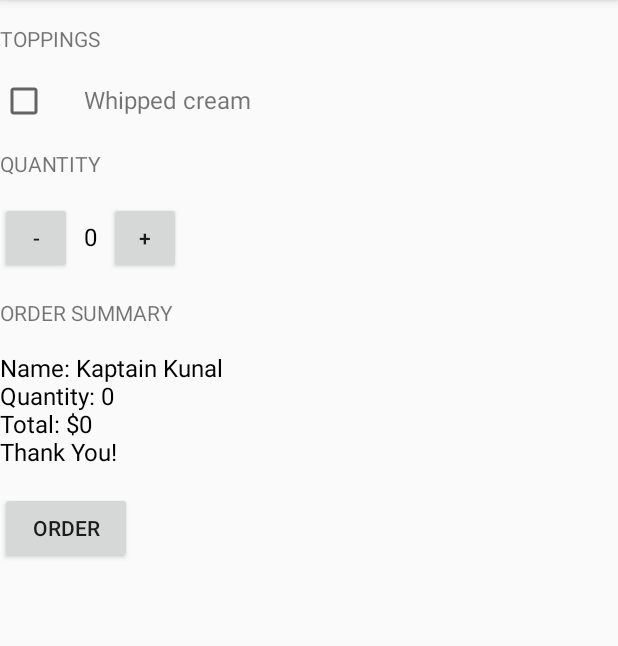
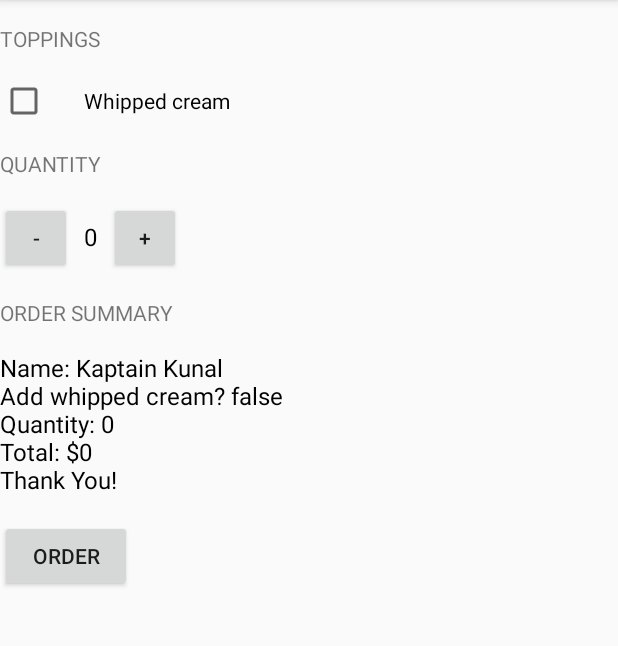
Before and after one commit to robithc/JustJava, an Android app: the screen it shows after launch (MainActivity), after a tap on "ORDER", on a phone screen of 412 x 824 dp, the part 84-730 px from its top. Run offline under Robolectric (Android 15) with nearby library versions, the phone set to English and light mode, and no system bars.

Commit message:
added checkbox and update order summary

```diff
--- a/app/src/main/java/com/example/android/justjava/MainActivity.java
+++ b/app/src/main/java/com/example/android/justjava/MainActivity.java
@@ -4,6 +4,7 @@ package com.example.android.justjava;
 import android.os.Bundle;
 import android.support.v7.app.AppCompatActivity;
 import android.view.View;
+import android.widget.CheckBox;
 import android.widget.TextView;
 
 import java.text.NumberFormat;
@@ -19,19 +20,25 @@ public class MainActivity extends AppCompatActivity {
     protected void onCreate(Bundle savedInstanceState) {
         super.onCreate(savedInstanceState);
         setContentView(R.layout.activity_main);
+
     }
 
     /**
      * This method is called when the order button is clicked.
      */
     public void submitOrder(View view) {
+
+        CheckBox whippedCreamCheckbox = (CheckBox) findViewById(R.id.whipped_cream_checkbox);
+        Boolean hasWhippedCream = whippedCreamCheckbox.isChecked();
+
         int price = calculatePrice();
-
-        displayMessage(createOrderSummary(price));
+        String priceMessage = createOrderSummary(price, hasWhippedCream);
+        displayMessage(priceMessage);
 
 
 
     }
+
 
     /**
      * This method is called when the + button is clicked
@@ -77,8 +84,9 @@ public class MainActivity extends AppCompatActivity {
 
     }
 
-    private String createOrderSummary(int price) {
+    private String createOrderSummary(int price, boolean hasWhippedCream) {
         String priceMessage = "Name: Kaptain Kunal";
+        priceMessage += "\nAdd whipped cream? " + hasWhippedCream;
         priceMessage += "\nQuantity: " + quantity + "\nTotal: $" + price + "\nThank You!";
         return priceMessage;
 
--- a/app/src/main/res/layout/activity_main.xml
+++ b/app/src/main/res/layout/activity_main.xml
@@ -1,11 +1,16 @@
 <?xml version="1.0" encoding="utf-8"?>
-<LinearLayout xmlns:android="http://schemas.android.com/apk/res/android"
-
+<ScrollView xmlns:android="http://schemas.android.com/apk/res/android"
     xmlns:tools="http://schemas.android.com/tools"
     android:layout_width="match_parent"
     android:layout_height="match_parent"
-    android:orientation="vertical"
     tools:context=".MainActivity">
+
+    <LinearLayout
+
+
+        android:layout_width="match_parent"
+        android:layout_height="match_parent"
+        android:orientation="vertical">
 
         <TextView
             android:layout_width="wrap_content"
@@ -21,15 +26,13 @@
             android:orientation="horizontal">
 
             <CheckBox
-            android:layout_width="wrap_content"
-            android:layout_height="wrap_content" />
-
-        <TextView
+                android:id="@+id/whipped_cream_checkbox"
                 android:layout_width="wrap_content"
                 android:layout_height="wrap_content"
-            android:layout_marginLeft="24dp"
                 android:text="Whipped cream"
-            android:textSize="16sp" />
+                android:paddingLeft="24dp" />
+
+
         </LinearLayout>
 
         <TextView
@@ -49,6 +52,7 @@
                 android:layout_width="48dp"
                 android:layout_height="48dp"
                 android:onClick="decrement"
+
                 android:text="-" />
 
             <TextView
@@ -92,3 +96,4 @@
             android:text="order" />
 
     </LinearLayout>
+</ScrollView>
```
Lines whose indentation alone changed are shown as unchanged.
